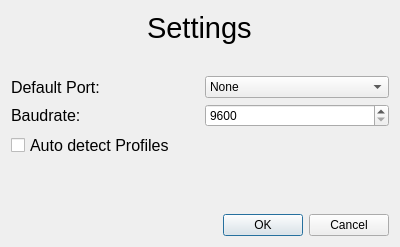
Before: the Qt Designer form client/buttonbox_client/ui/settings.ui in TheCheese42/buttonbox, drawn with Qt 5.
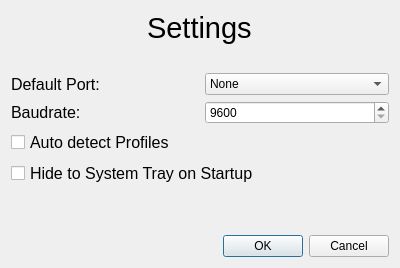
After: the same form once the commit is applied. Icons and pictures are not drawn.

Commit message: Fixed freeze on startup (windows only) and unable to quit (windows only), serial loop now reads and writes until the buffer/queue is empty. Reduced delay.

What changed in the file:
```diff
--- a/client/buttonbox_client/ui/settings.ui
+++ b/client/buttonbox_client/ui/settings.ui
@@ -7,7 +7,7 @@
     <x>0</x>
     <y>0</y>
     <width>400</width>
-    <height>247</height>
+    <height>268</height>
    </rect>
   </property>
   <property name="windowTitle">
@@ -143,6 +143,19 @@
      </property>
     </widget>
    </item>
+   <item>
+    <widget class="QCheckBox" name="hideToTrayCheck">
+     <property name="font">
+      <font>
+       <family>Liberation Sans</family>
+       <pointsize>12</pointsize>
+      </font>
+     </property>
+     <property name="text">
+      <string>Hide to System Tray on Startup</string>
+     </property>
+    </widget>
+   </item>
    <item>
     <spacer name="verticalSpacer">
      <property name="orientation">
```
The commit also changes 3 other files.
